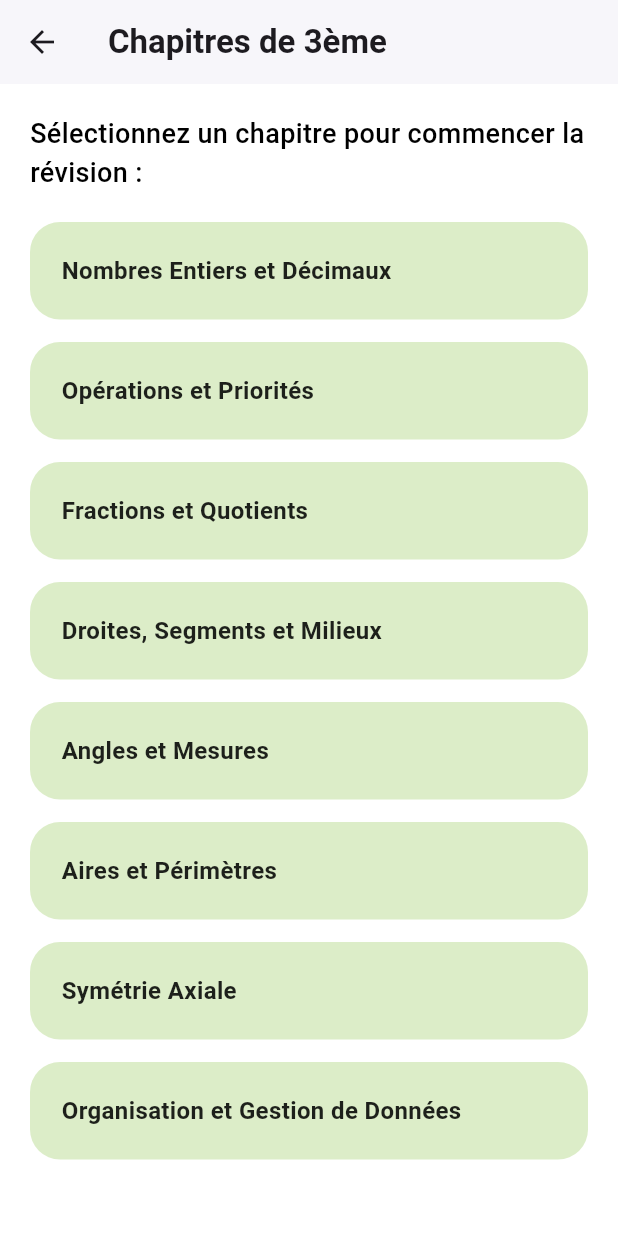
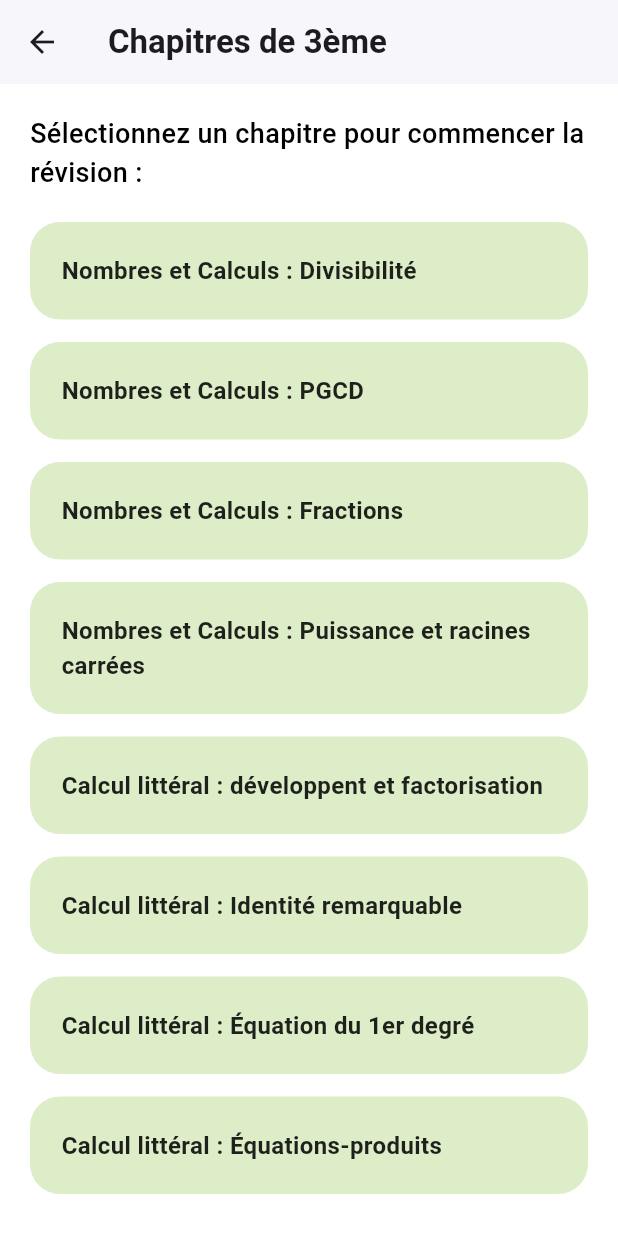
Before and after one commit to bounebs/MathBoostPlus, a Flutter app: the Quizz3emePage screen opened directly, on a phone screen of 412 x 824 dp. Shown: the top 1233 px of the screen. Run offline on Flutter 3.47's test engine with Material 3 defaults, Android fonts, the phone set to English and light mode, and no system bars; statements that could not run were skipped.

Commit message:
Mise à jour Programme 3ème + Modifications

```diff
--- a/application_mathboostplusv0/lib/quizz/quizz_3eme/quizz_3eme.dart
+++ b/application_mathboostplusv0/lib/quizz/quizz_3eme/quizz_3eme.dart
@@ -1,17 +1,30 @@
 import 'package:flutter/material.dart';
+import '../quizz_niveaux.dart';
 
 class Quizz3emePage extends StatelessWidget {
   const Quizz3emePage({super.key});
 
-  final List<String> chapitres6eme = const [
-    "Nombres Entiers et Décimaux",
-    "Opérations et Priorités",
-    "Fractions et Quotients",
-    "Droites, Segments et Milieux",
-    "Angles et Mesures",
-    "Aires et Périmètres",
-    "Symétrie Axiale",
-    "Organisation et Gestion de Données",
+  final List<String> chapitres3eme = const [
+    "Nombres et Calculs : Divisibilité",
+    "Nombres et Calculs : PGCD",
+    "Nombres et Calculs : Fractions",
+    "Nombres et Calculs : Puissance et racines carrées",
+    "Calcul littéral : développent et factorisation",
+    "Calcul littéral : Identité remarquable",
+    "Calcul littéral : Équation du 1er degré",
+    "Calcul littéral : Équations-produits",
+    "Calcul littéral : Inéquations du premier degré",
+    "Statistiques : Moyenne, médiane et étendue",
+    "Statistiques : Lecture de diagrammes",
+    "Probabilités : Notion, vocabulaire et calculs",
+    "Fonctions : notions et lecture graphique"
+    "Fonctions : fontion linéaire",
+    "Fonctions : fontion affine",
+    "Géométrie : Théorème de Pythagore",
+    "Géométrie : Trigonométrie",
+    "Géométrie : Théorème de Thalès",
+    "Géométrie : Calcul des aires et volumes",
+    "Programmation : Scratch"
   ];
 
   @override
@@ -40,12 +53,17 @@ class Quizz3emePage extends StatelessWidget {
 
               Expanded(
                 child: ListView.builder(
-                  itemCount: chapitres6eme.length,
+                  itemCount: chapitres3eme.length,
                   itemBuilder: (context, index) {
+                    final String nomChapitre = chapitres3eme[index];
                     return GestureDetector(
                       onTap: () {
-                        // Logique de navigation vers le contenu du chapitre
-                        print("Chapitre cliqué : ${chapitres6eme[index]}");
+                        Navigator.push(
+                          context,
+                          MaterialPageRoute(
+                            builder: (context) => pageDestination!,
+                          ),
+                        )
                       },
                       child: Container(
                         margin: const EdgeInsets.only(bottom: 15),
@@ -61,7 +79,7 @@ class Quizz3emePage extends StatelessWidget {
                           ),
                         ),
                         child: Text(
-                          chapitres6eme[index],
+                          chapitres3eme[index],
                           style: const TextStyle(
                             fontSize: 16,
                             fontWeight: FontWeight.w600,
```
Also changed, not shown: 1 other file.
